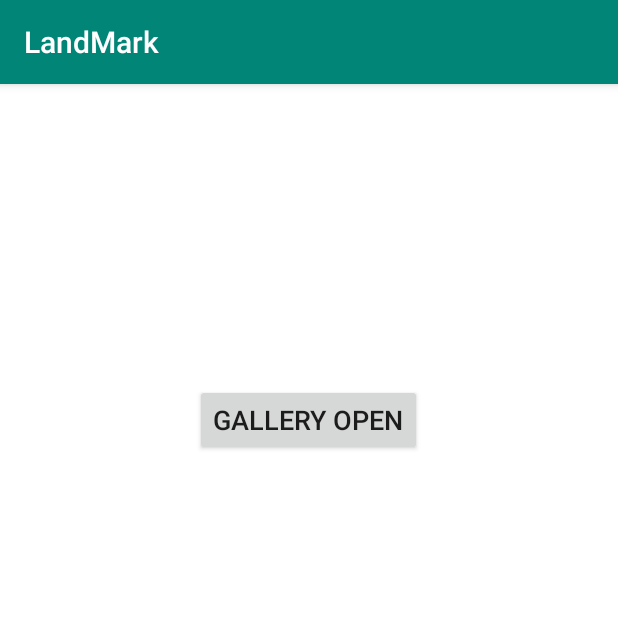
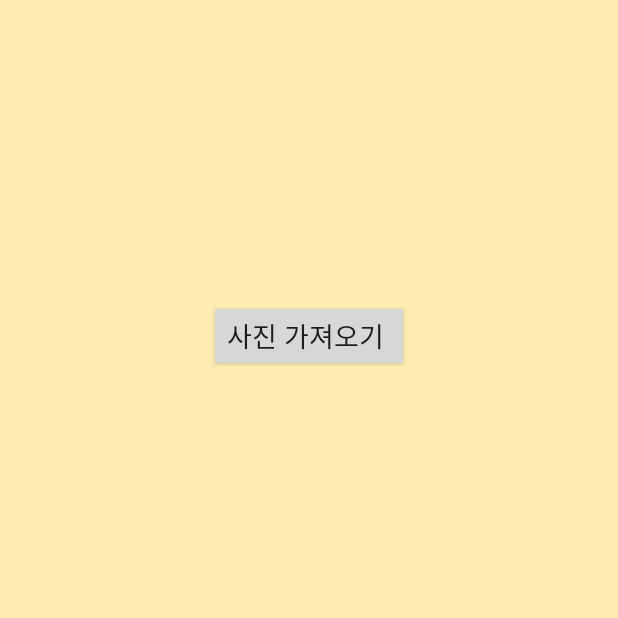
Before and after one commit to uchaan/LandMark, an Android app: the screen it shows after launch (MainActivity), on a phone screen of 412 x 824 dp, the top half of it. Run offline under Robolectric (Android 15) with nearby library versions, the phone set to English and light mode, and no system bars; libraries missing offline, so code that uses them is left out: com.google.firebase.ml, com.yalantis.ucrop; pictures from the network do not load; 2 statements that could not run were skipped.

Commit message:
디자인중

```diff
--- a/app/build.gradle
+++ b/app/build.gradle
@@ -41,4 +41,5 @@ dependencies {
     implementation 'com.google.android.gms:play-services-location:17.0.0'
 
 
+
 }
--- a/app/src/main/AndroidManifest.xml
+++ b/app/src/main/AndroidManifest.xml
@@ -38,6 +38,8 @@
                 <category android:name="android.intent.category.LAUNCHER" />
             </intent-filter>
         </activity>
+        <activity android:name=".LoadingActivity"
+            android:theme="@android:style/Theme.NoTitleBar.Fullscreen" />
         <activity
             android:name="com.yalantis.ucrop.UCropActivity"
             android:screenOrientation="portrait"
--- /dev/null
+++ b/app/src/main/java/com/example/landmark/LoadingActivity.java
@@ -0,0 +1,26 @@
+package com.example.landmark;
+
+import android.app.Activity;
+import android.os.Bundle;
+import android.os.Handler;
+import android.widget.ImageView;
+
+public class LoadingActivity extends Activity {
+    private ImageView QueensGuard;
+
+    @Override
+    protected void onCreate(Bundle savedInstanceState) {
+        super.onCreate(savedInstanceState);
+        setContentView(R.layout.activity_loading);
+        startLoading();
+    }
+    private void startLoading() {
+        Handler handler = new Handler();
+        handler.postDelayed(new Runnable() {
+            @Override
+            public void run() {
+                finish();
+            }
+        }, 2000);
+    }
+}
--- a/app/src/main/java/com/example/landmark/MainActivity.java
+++ b/app/src/main/java/com/example/landmark/MainActivity.java
@@ -8,19 +8,12 @@ import androidx.recyclerview.widget.RecyclerView;
 
 import androidx.core.content.ContextCompat;
 
-
 import android.content.Context;
 import android.content.Intent;
-import android.graphics.Bitmap;
-import android.graphics.BitmapFactory;
-import android.graphics.Rect;
 import android.net.Uri;
 import android.os.Bundle;
 import android.os.Environment;
-import android.os.FileUtils;
-import android.view.LayoutInflater;
 import android.view.View;
-import android.view.ViewGroup;
 import android.widget.Button;
 import android.widget.ImageView;
 import android.widget.TextView;
@@ -30,7 +23,6 @@ import com.google.android.gms.tasks.OnFailureListener;
 import com.google.android.gms.tasks.OnSuccessListener;
 import com.google.android.gms.tasks.Task;
 import com.google.firebase.ml.vision.FirebaseVision;
-import com.google.firebase.ml.vision.cloud.FirebaseVisionCloudDetectorOptions;
 import com.google.firebase.ml.vision.cloud.landmark.FirebaseVisionCloudLandmark;
 import com.google.firebase.ml.vision.cloud.landmark.FirebaseVisionCloudLandmarkDetector;
 import com.google.firebase.ml.vision.common.FirebaseVisionImage;
@@ -38,41 +30,37 @@ import com.google.firebase.ml.vision.common.FirebaseVisionLatLng;
 import com.yalantis.ucrop.UCrop;
 
 import java.io.File;
-import java.io.FileInputStream;
 import java.io.IOException;
-import java.io.InputStream;
 
 import java.util.ArrayList;
-
-import java.net.URI;
 
 import java.util.List;
 
 public class MainActivity extends AppCompatActivity {
 
-    ImageView imageView;
-    Button button;
-    RecyclerView recyclerView;
-    List<FirebaseVisionCloudLandmark> init;
+    private ImageView imageView;
+    private Button button;
+    private RecyclerView recyclerView;
+    private List<FirebaseVisionCloudLandmark> init;
     private String currentPhotoPath = "";
-    FirebaseVisionImage image;
+    private FirebaseVisionImage image;
     private final int GET_GALLERY_IMAGE = 200;
-    TextView text_count;
+    private TextView text_count;
 
 
     @Override
     protected void onCreate(Bundle savedInstanceState) {
         super.onCreate(savedInstanceState);
+        getSupportActionBar().setDisplayShowTitleEnabled(false);
+        getSupportActionBar().hide();
         setContentView(R.layout.activity_main);
 
-        // 앱 시작 전 권한 요청
-        permission permission_check = new permission();
-        permission_check.checkPermissions(MainActivity.this);
+        Intent loading = new Intent(this, LoadingActivity.class);
+        startActivity(loading);
 
-        imageView = (ImageView) findViewById(R.id.image);
-        text_count = (TextView) findViewById(R.id.landmark_count);
+        init();
 
-        button = (Button)findViewById(R.id.button);
+        // 사진 불러오기 버튼 설정.
         button.setOnClickListener(new View.OnClickListener() {
             @Override
             public void onClick(View view) {
@@ -133,7 +121,6 @@ public class MainActivity extends AppCompatActivity {
         }
         // [END image_from_path]
     }
-
 
     @Override
     protected void onActivityResult(int requestCode, int resultCode, Intent data) {
@@ -241,6 +228,16 @@ public class MainActivity extends AppCompatActivity {
         return updated_arr;
     }
 
+    public void init(){
+        // 앱 시작 전 권한 요청
+        permission permission_check = new permission();
+        permission_check.checkPermissions(MainActivity.this);
+
+        imageView = (ImageView) findViewById(R.id.image);
+        text_count = (TextView) findViewById(R.id.landmark_count);
+        button = (Button)findViewById(R.id.button);
+    }
+
 
 
 }
--- a/app/src/main/java/com/example/landmark/landmark_candidate_adapter.java
+++ b/app/src/main/java/com/example/landmark/landmark_candidate_adapter.java
@@ -68,7 +68,6 @@ public class landmark_candidate_adapter extends RecyclerView.Adapter<landmark_ca
                     // SecondActivity 로 넘길 값들 인텐트에 넣어줌
                     Intent intent = new Intent(context, SecondActivity.class);
                     intent.putExtra("name", landmark_name.getText().toString());
-                    intent.putExtra("confidence", landmark_confidence.getText().toString());
                     intent.putExtra("latitude", lat);
                     intent.putExtra("longitude", lon);
 
--- a/app/src/main/res/layout/activity_main.xml
+++ b/app/src/main/res/layout/activity_main.xml
@@ -4,7 +4,7 @@
     android:layout_width="match_parent"
     android:layout_height="match_parent"
     android:orientation="vertical"
-    android:background="#ffffff">
+    android:background="@color/London">
 
     <ImageView
         android:id="@+id/image"
@@ -19,12 +19,12 @@
         android:orientation="vertical">
 
         <Button
-            android:text="Gallery Open"
-            android:textSize="18dp"
             android:id="@+id/button"
             android:layout_width="wrap_content"
             android:layout_height="wrap_content"
-            android:layout_gravity="center_horizontal"/>
+            android:layout_gravity="center_horizontal"
+            android:text="사진 가져오기 "
+            android:textSize="18dp" />
 
         <TextView
             android:layout_width="wrap_content"
--- a/app/src/main/res/values/colors.xml
+++ b/app/src/main/res/values/colors.xml
@@ -3,4 +3,6 @@
     <color name="colorPrimary">#008577</color>
     <color name="colorPrimaryDark">#00574B</color>
     <color name="colorAccent">#D81B60</color>
+    <color name="London">#FFECB3</color>
+
 </resources>
--- a/app/src/main/res/values/strings.xml
+++ b/app/src/main/res/values/strings.xml
@@ -1,3 +1,3 @@
 <resources>
-    <string name="app_name">LandMark</string>
+    <string name="app_name">런던의 정석</string>
 </resources>
```
Also changed, not shown: app/src/main/java/com/example/landmark/SecondActivity.java (+26 -25 lines), app/src/main/res/drawable/custom_button_background.xml (added, +11 -0 lines), app/src/main/res/layout/activity_loading.xml (added, +9 -0 lines), app/src/main/res/drawable-v24/london_theme.jpg (added), app/src/main/res/drawable-v24/queens_guard.png (added), 1 other file.
